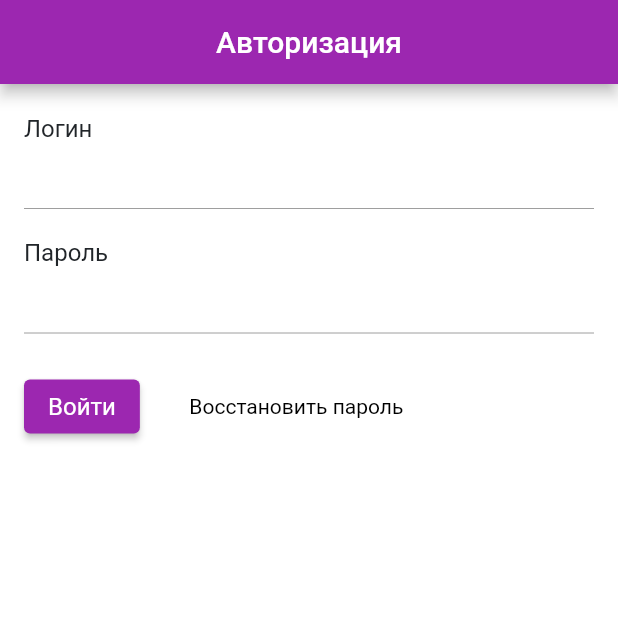
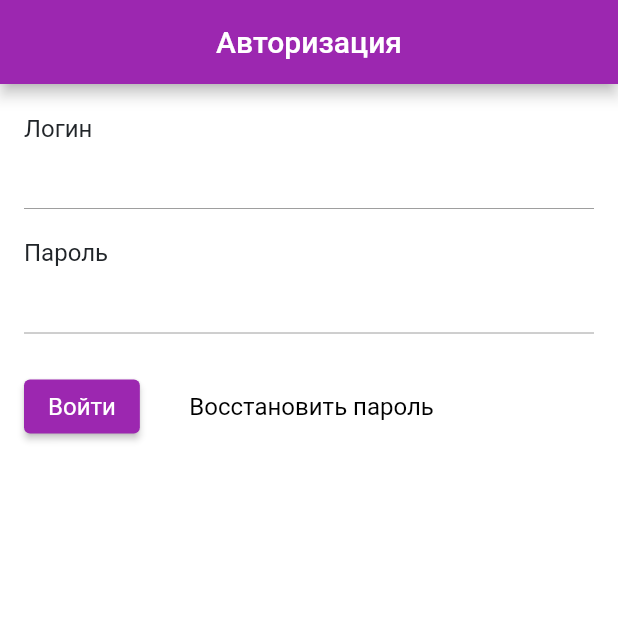
Before and after one commit to TakaFriman/MoviePoisk, a Flutter app: the screen it shows after launch, on a phone screen of 412 x 824 dp, the top half of it. Run offline on Flutter 3.47's test engine with Material 2 defaults, Android fonts, the phone set to English and light mode, and no system bars; our stand-ins replace flutter_secure_storage.

Commit message:
выфв

```diff
--- a/lib/Theme/app_button_style.dart
+++ b/lib/Theme/app_button_style.dart
@@ -6,7 +6,7 @@ abstract class AppButtonStyle {
       Colors.black,
     ),
     textStyle: MaterialStateProperty.all(
-      const TextStyle(fontSize: 14, fontWeight: FontWeight.w400),
+      const TextStyle(fontSize: 16, fontWeight: FontWeight.w400),
     ),
   );
 }
```
